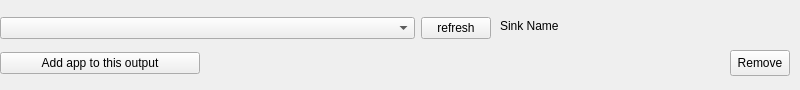
Qt form RouteWidget.ui (skylineone044/simple-app-audio-router) before a commit.
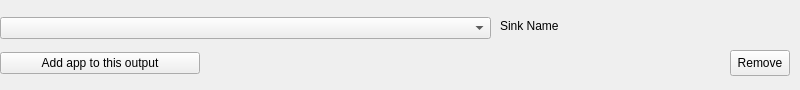
The same form after that commit. Custom widgets are drawn as their Qt base class.

Commit message: audo refresh app output list when the combobox is opened

Patch:
```diff
--- a/RouteWidget.ui
+++ b/RouteWidget.ui
@@ -36,24 +36,7 @@
    </property>
    <layout class="QVBoxLayout" name="verticalLayout">
     <item>
-     <layout class="QHBoxLayout" name="horizontalLayout_2">
-      <item>
-       <widget class="ComboBox" name="newAppComboBox"/>
-      </item>
-      <item>
-       <widget class="QPushButton" name="refreshOutputListButton">
-        <property name="maximumSize">
-         <size>
-          <width>70</width>
-          <height>16777215</height>
-         </size>
-        </property>
-        <property name="text">
-         <string>refresh</string>
-        </property>
-       </widget>
-      </item>
-     </layout>
+     <widget class="ComboBox" name="newAppComboBox"/>
     </item>
     <item>
      <widget class="QPushButton" name="addMoreAppsButton">
```
Left out of the diff: 2 changed lines with no effect on the pictures. The commit also changes 2 other files.
